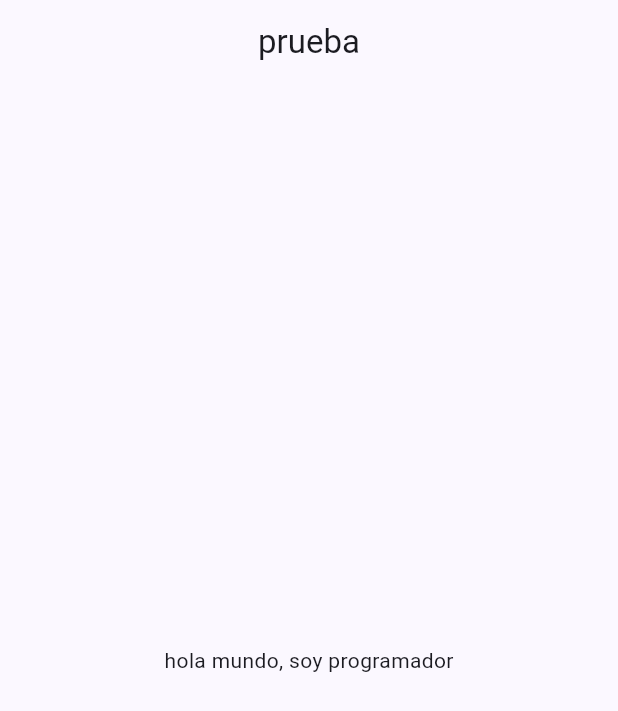
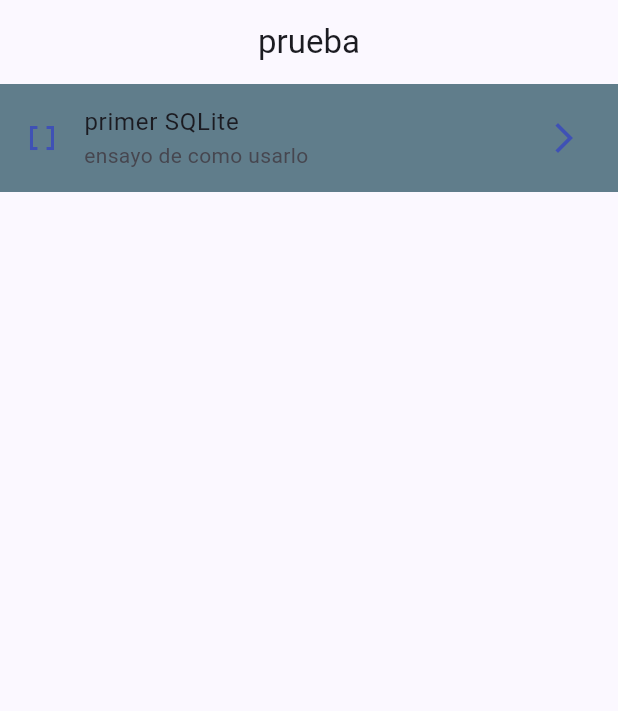
Before and after one commit to aledaniel04/esto_es_una_prueba, a Flutter app: the screen it shows after launch, on a phone screen of 412 x 824 dp. Shown: the top 711 px of the screen. Run offline on Flutter 3.47's test engine with Material 2 defaults, Android fonts, the light colour scheme and no system bars.

Commit message:
agregamos las opciones al home

```diff
--- a/lib/presentation/screen/home/pruba_screen.dart
+++ b/lib/presentation/screen/home/pruba_screen.dart
@@ -1,3 +1,4 @@
+import 'package:esto_es_una_prueba/config/menu/menu_items.dart';
 import 'package:flutter/material.dart';
 
 class PruebaScreen extends StatelessWidget {
@@ -6,8 +7,48 @@
   @override
   Widget build(BuildContext context) {
     return Scaffold(
-      appBar: AppBar(title: const Text("prueba"), centerTitle: true),
-      body: const Center(child: Text("hola mundo, soy programador")),
+        appBar: AppBar(title: const Text("prueba"), centerTitle: true),
+        body: const _homeView());
+  }
+}
+
+class _homeView extends StatelessWidget {
+  const _homeView();
+
+  @override
+  Widget build(BuildContext context) {
+    return ListView.builder(
+        itemCount: appMenuItems.length,
+        itemBuilder: ((context, index) {
+          final menuItem = appMenuItems[index];
+          return _CustomListTile(menuItem: menuItem);
+        }));
+  }
+}
+
+class _CustomListTile extends StatelessWidget {
+  const _CustomListTile({
+    super.key,
+    required this.menuItem,
+  });
+
+  final MenuItem menuItem;
+
+  @override
+  Widget build(BuildContext context) {
+    return ListTile(
+      tileColor: Colors.blueGrey,
+      leading: Icon(
+        menuItem.icon,
+        color: Colors.indigo,
+      ),
+      trailing: const Icon(
+        Icons.arrow_forward_ios_outlined,
+        color: Colors.indigo,
+      ),
+      title: Text(menuItem.title),
+      subtitle: Text(menuItem.subtitle),
+      onTap: () {},
     );
   }
 }
```
